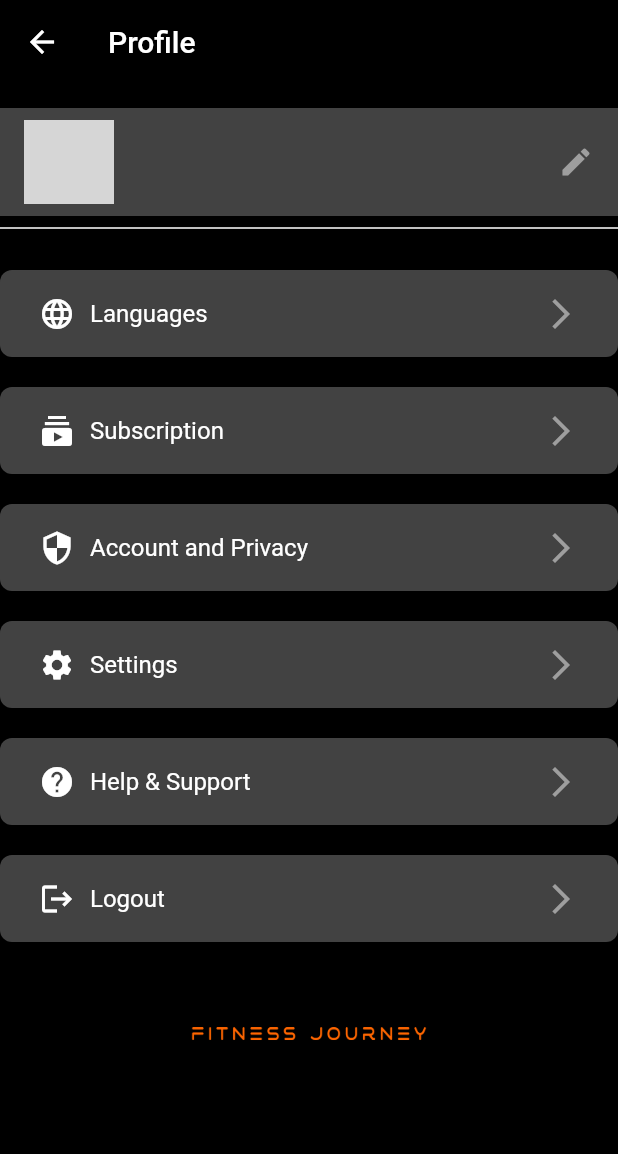
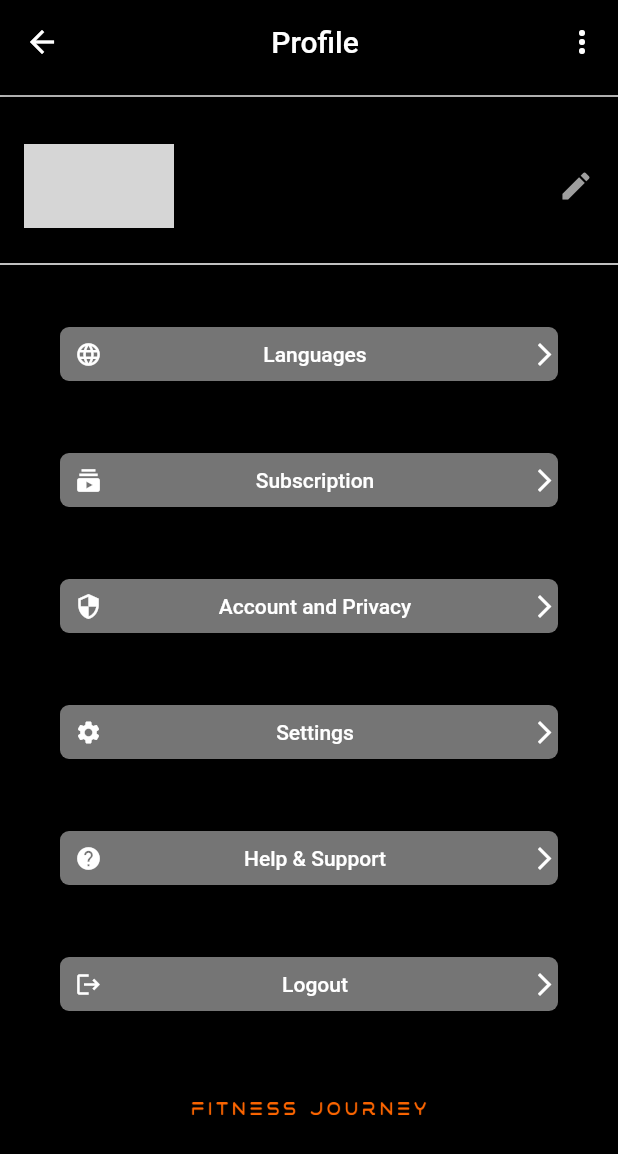
Before and after one commit to Digital-Spike/fitness, a Flutter app: the ProfileScreen screen opened directly, on a phone screen of 412 x 824 dp. Shown: the top 1154 px of the screen. Run offline on Flutter 3.47's test engine with Material 2 defaults, Android fonts, the phone set to English and light mode, and no system bars; our stand-ins replace carousel_slider, firebase_auth, firebase_core, get, google_sign_in, image_picker and 2 more; missing offline and left inert: animated_icon, dart:ffi, ff_navigation_bar_plus; accounts and stored records are empty; grey boxes are pictures that could not be loaded.

Commit message:
updated profile

```diff
--- a/lib/drawerscreen/profile.dart
+++ b/lib/drawerscreen/profile.dart
@@ -56,22 +56,40 @@ class _ProfileScreenState extends State<ProfileScreen> {
     return Scaffold(
       appBar: AppBar(
         backgroundColor: Colors.black,
-        title: Text(
+        title: Center(
+          child: Text(
             'Profile',
             style: TextStyle(color: Colors.white),
           ),
         ),
+        actions: [
+          PopupMenuButton(
+            itemBuilder: (context) {
+              return [];
+            },
+          ),
+        ],
+      ),
       backgroundColor: Colors.black,
-      body: ListView(
+      body: Column(
+        children: [
+          Divider(
+            color: Colors.white,
+            thickness: 1,
+          ),
+          Expanded(
+            child: ListView(
               padding: EdgeInsets.symmetric(vertical: 16),
               children: [
                 Container(
-            color: Colors.grey[800],
+                  width: 300, // Increased width for the circular avatar
+                  height: 80,
                   child: ListTile(
                     leading: CircleAvatar(
-                radius: 30,
-                backgroundImage:
-                    _profileImage != null ? FileImage(_profileImage!) : null,
+                      radius: 50, // Increased size for the circular avatar
+                      backgroundImage: _profileImage != null
+                          ? FileImage(_profileImage!)
+                          : null,
                       child: _profileImage == null ? Icon(Icons.person) : null,
                     ),
                     title: Text(
@@ -90,8 +108,8 @@ class _ProfileScreenState extends State<ProfileScreen> {
                   ),
                 ),
                 Divider(
-            color: Colors.white, // Set the divider color to white
-            thickness: 1, // Set the thickness as desired
+                  color: Colors.white,
+                  thickness: 1,
                 ),
                 SizedBox(height: 20),
                 buildSettingsButton('Languages', Icons.language, () {
@@ -117,11 +135,14 @@ class _ProfileScreenState extends State<ProfileScreen> {
                 buildSettingsButton('Logout', Icons.logout, () {
                   // Handle Logout button tap
                 }),
-          SizedBox(height: 20),
+                SizedBox(height: 10),
                 Center(
                   child: Image.asset(
                     'assets/fitnessname.png',
-              height: 80, // Adjust the height as needed
+                    height: 80,
+                  ),
+                ),
+              ],
             ),
           ),
         ],
@@ -131,33 +152,52 @@ class _ProfileScreenState extends State<ProfileScreen> {
 
   Widget buildSettingsButton(
       String title, IconData icon, VoidCallback onPressed) {
-    return Container(
-      width: 200, // Set the desired width of the button
-      decoration: BoxDecoration(
-        color: Colors.grey[800],
-        borderRadius: BorderRadius.circular(8),
+    return Padding(
+      padding: EdgeInsets.symmetric(horizontal: 40, vertical: 8),
+      child: SizedBox(
+        width: double.infinity,
+        child: ElevatedButton(
+          style: ElevatedButton.styleFrom(
+            primary: Colors.grey[600],
+            shape: RoundedRectangleBorder(
+              borderRadius: BorderRadius.circular(6),
             ),
-      padding: EdgeInsets.symmetric(
-          horizontal: 10, vertical: 1), // Adjust the padding as needed
-      child: ListTile(
-        title: Row(
+            padding: EdgeInsets.symmetric(vertical: 6),
+          ),
+          onPressed: onPressed,
+          child: Row(
             children: [
+              SizedBox(
+                width: 10,
+              ),
               Icon(
                 icon,
                 color: Colors.white,
+                size: 18,
               ),
-            SizedBox(width: 10),
-            Text(
+              SizedBox(width: 8),
+              Expanded(
+                child: Center(
+                  child: Text(
                     title,
-              style: TextStyle(color: Colors.white),
+                    style: TextStyle(
+                      color: Colors.white,
+                      fontSize: 14,
+                    ),
+                  ),
+                ),
+              ),
+              SizedBox(
+                width: 10,
+              ),
+              Icon(
+                Icons.arrow_forward_ios,
+                color: Colors.white,
+                size: 18,
               ),
             ],
           ),
-        trailing: Icon(
-          Icons.arrow_forward_ios,
-          color: Colors.grey,
         ),
-        onTap: onPressed,
       ),
     );
   }
```
Lines whose indentation alone changed are shown as unchanged.
